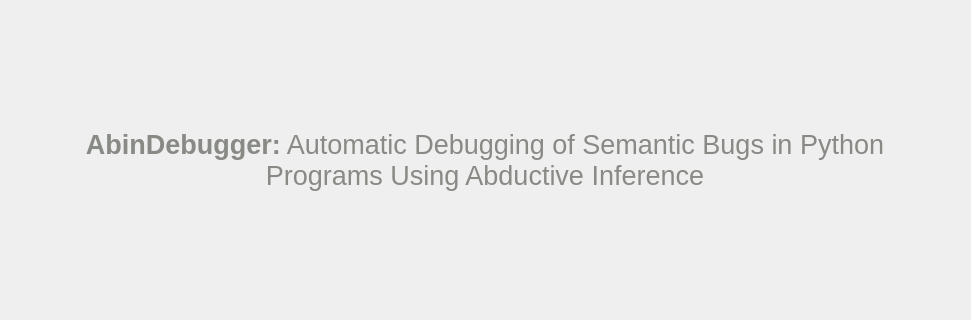
Old version of the form view/AbinDebuggerPages.ui in the repository jbcamacho/AbinDebugger; both pictures show x 0 to 971 and y 254 to 574 of the 971 by 721 pixel window.
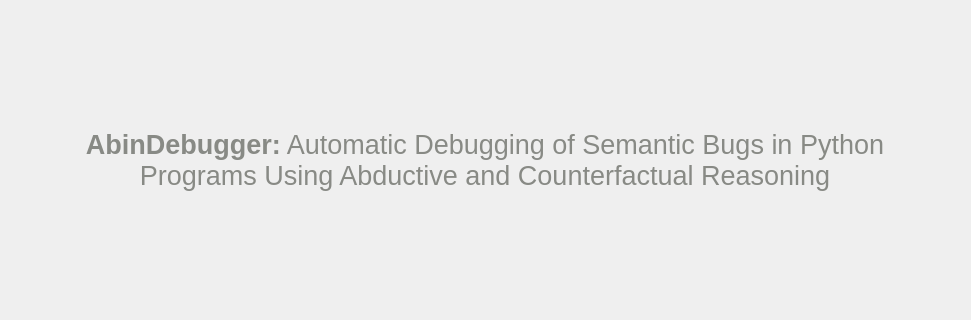
New version of the form. Icons and pictures are not drawn.

Commit message: changed legend of main label

Patch:
```diff
--- a/view/AbinDebuggerPages.ui
+++ b/view/AbinDebuggerPages.ui
@@ -76,7 +76,7 @@
        </size>
       </property>
       <property name="text">
-       <string>&lt;html&gt;&lt;head/&gt;&lt;body&gt;&lt;p align=&quot;center&quot;&gt;&lt;span style=&quot; font-size:20pt; font-weight:600; color:#888a85;&quot;&gt;AbinDebugger:&lt;/span&gt;&lt;span style=&quot; font-size:20pt; color:#888a85;&quot;&gt; Automatic Debugging of Semantic Bugs in Python Programs Using Abductive Inference&lt;/span&gt;&lt;/p&gt;&lt;/body&gt;&lt;/html&gt;</string>
+       <string>&lt;html&gt;&lt;head/&gt;&lt;body&gt;&lt;p align=&quot;center&quot;&gt;&lt;span style=&quot; font-size:20pt; font-weight:600; color:#888a85;&quot;&gt;AbinDebugger:&lt;/span&gt;&lt;span style=&quot; font-size:20pt; color:#888a85;&quot;&gt; Automatic Debugging of Semantic Bugs in Python Programs Using Abductive and Counterfactual Reasoning&lt;/span&gt;&lt;/p&gt;&lt;/body&gt;&lt;/html&gt;</string>
       </property>
       <property name="textFormat">
        <enum>Qt::AutoText</enum>
```
